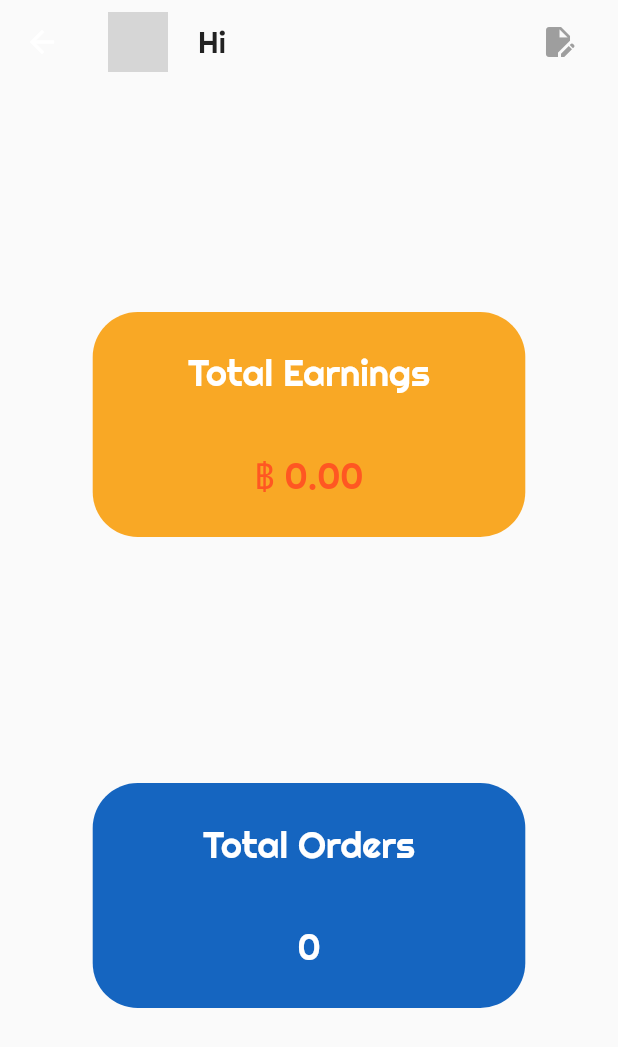
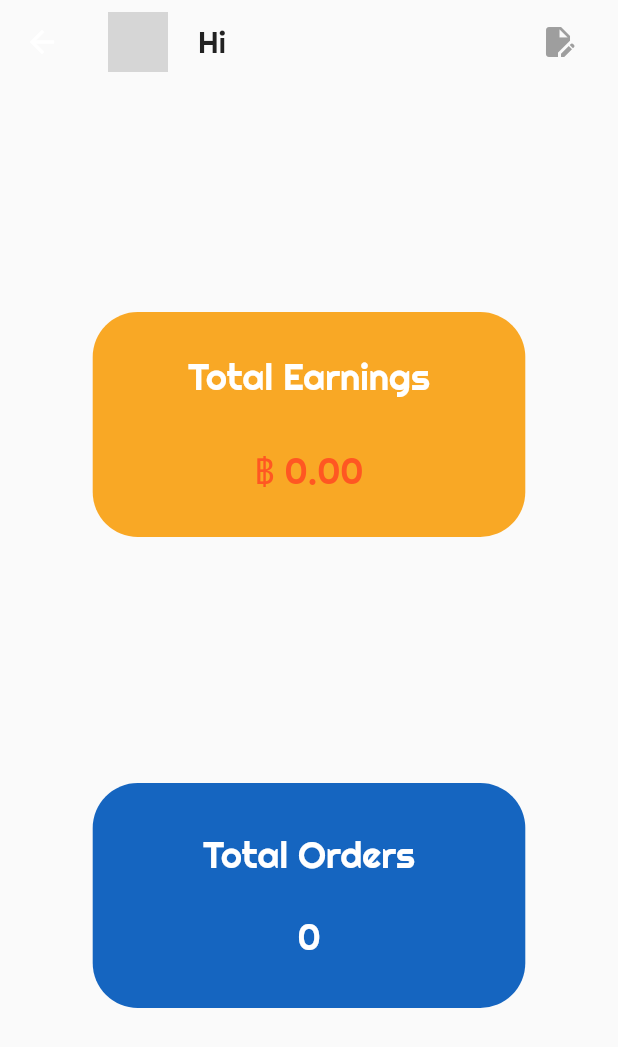
Before and after one commit to YogiChef/smart_vender, a Flutter app: the EarningPage screen opened directly, on a phone screen of 412 x 824 dp. Shown: the top 1047 px of the screen. Run offline on Flutter 3.47's test engine with Material 2 defaults, Android fonts, the phone set to English and light mode, and no system bars; our stand-ins replace cloud_firestore, firebase_auth, firebase_core, firebase_storage, flutter_easyloading, flutter_slidable and 3 more; missing offline and left inert: country_state_city_picker, firebase_ui_auth; accounts and stored records are empty; network calls fail; grey boxes are pictures that could not be loaded.

Commit message:
update new version

```diff
--- a/lib/pages/earnings.dart
+++ b/lib/pages/earnings.dart
@@ -82,7 +82,11 @@ class _EarningPageState extends State<EarningPage> {
                 }
 
                 if (snapshot.connectionState == ConnectionState.waiting) {
-                  return Text("Loading");
+                  return Center(
+                      child: SizedBox(
+                    width: MediaQuery.of(context).size.width * 0.5,
+                    child: LinearProgressIndicator(color: Colors.green),
+                  ));
                 }
                 double totalOrder = 0.0;
                 for (var orderItem in snapshot.data!.docs) {
@@ -96,6 +100,7 @@ class _EarningPageState extends State<EarningPage> {
                     children: [
                       Container(
                         height: 150,
+                        padding: EdgeInsets.symmetric(vertical: 10),
                         width: MediaQuery.of(context).size.width * 0.7,
                         decoration: BoxDecoration(
                           color: Colors.yellow.shade800,
@@ -129,6 +134,7 @@ class _EarningPageState extends State<EarningPage> {
                       ),
                       Container(
                         height: 150,
+                        padding: EdgeInsets.symmetric(vertical: 20),
                         width: MediaQuery.of(context).size.width * 0.7,
                         decoration: BoxDecoration(
                           color: Colors.blue.shade800,
@@ -168,7 +174,11 @@ class _EarningPageState extends State<EarningPage> {
           );
         }
 
-        return Text("loading");
+        return Center(
+            child: SizedBox(
+          width: MediaQuery.of(context).size.width * 0.5,
+          child: LinearProgressIndicator(color: Colors.green),
+        ));
       },
     );
   }
--- a/lib/pages/upload_tab/shipping.dart
+++ b/lib/pages/upload_tab/shipping.dart
@@ -42,7 +42,9 @@ class _ShippingPageState extends State<ShippingPage>
               });
             }),
         if (_chargeShipping == true)
+
           InputTextfield(
+
               textInputType: TextInputType.number,
               prefixIcon: const Icon(CupertinoIcons.money_dollar_circle),
               hintText: 'Shipping Charge',
@@ -54,7 +56,7 @@ class _ShippingPageState extends State<ShippingPage>
                 }
               },
               onChanged: (value) {
-                productProvider.getFormData(shippingCharge: int.parse(value));
+                productProvider.getFormData(shippingCharge: double.parse(value));
               })
       ],
     );
--- a/lib/providers/product_provider.dart
+++ b/lib/providers/product_provider.dart
@@ -14,7 +14,7 @@ class ProductProvider with ChangeNotifier {
     DateTime? date,
     List<String>? imageUrlList,
     bool? chargeShipping,
-    int? shippingCharge,
+    double? shippingCharge,
     String? brandName,
     List<String>? sizeList,
   }) {
```
Also changed, not shown: lib/edit_product_tab/published_tab.dart (+9 -15 lines), lib/edit_product_tab/unpublished_tab.dart (+4 -14 lines), lib/pages/order.dart (+35 -9 lines), lib/pages/upload_tab/atributes.dart (+12 -6 lines), images/new.png (added), images/new.webp (added), images/news.png (added).
